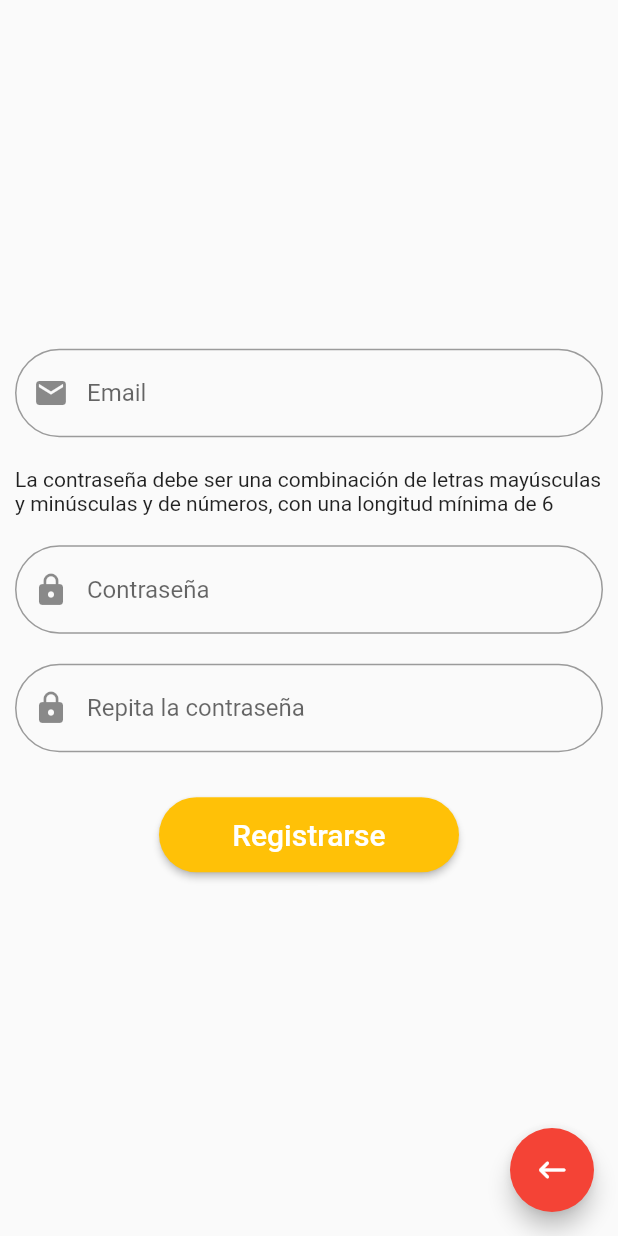
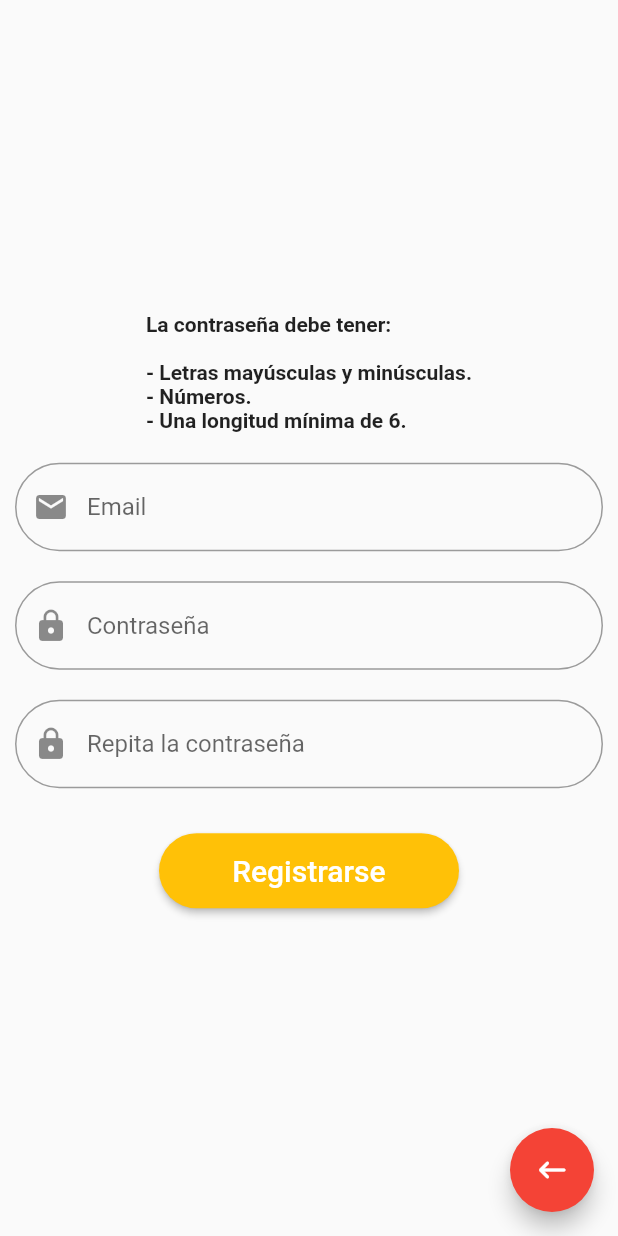
Before and after one commit to alvaromerinog/autobook, a Flutter app: the Register screen opened by its route, on a phone screen of 412 x 824 dp. Run offline on Flutter 3.47's test engine with Material 2 defaults, Android fonts, the phone set to English and light mode, and no system bars; our stand-ins replace flutter_spinkit; missing offline and left inert: amplify_api, amplify_auth_cognito, amplify_flutter.

Commit message:
Fix login & register bugs

```diff
--- a/lib/pages/register.dart
+++ b/lib/pages/register.dart
@@ -18,11 +18,8 @@ class _RegisterState extends State<Register> {
       caseSensitive: true,
       unicode: true);
   String password = '';
-  RegExp passwordRegExp = RegExp(
-      r"^(?=.*[0-9])(?=.*[a-z])(?=.*[A-Z]).{6,}$",
-      multiLine: true,
-      caseSensitive: true,
-      unicode: true);
+  RegExp passwordRegExp = RegExp(r"^(?=.*[0-9])(?=.*[a-z])(?=.*[A-Z]).{6,}$",
+      multiLine: true, caseSensitive: true, unicode: true);
 
   Future<String> onSignUp(email, password) async {
     try {
@@ -31,12 +28,19 @@ class _RegisterState extends State<Register> {
       await Amplify.Auth.signUp(
           username: email,
           password: password,
-          options: CognitoSignUpOptions(userAttributes: userAttributes));
-      Navigator.pushReplacementNamed(context, '/confirmEmail', arguments: arguments);
+options: CognitoSignUpOptions(userAttributes: userAttributes));
+      Navigator.pushReplacementNamed(context, '/confirmEmail',
+          arguments: arguments);
     } on UsernameExistsException {
-      ScaffoldMessenger.of(context).showSnackBar(SnackBar(content: Text('El email introducido ya existe. Pruebe otro email.'), backgroundColor: Colors.red,));
+      ScaffoldMessenger.of(context).showSnackBar(SnackBar(
+        content: Text('El email introducido ya existe. Pruebe otro email.'),
+        backgroundColor: Colors.red,
+      ));
     } on AuthException {
-      ScaffoldMessenger.of(context).showSnackBar(SnackBar(content: Text('Ha ocurrido un error. Vuelva a intentarlo.'), backgroundColor: Colors.red,));
+      ScaffoldMessenger.of(context).showSnackBar(SnackBar(
+        content: Text('Ha ocurrido un error. Vuelva a intentarlo.'),
+        backgroundColor: Colors.red,
+      ));
     }
   }
 
@@ -57,6 +61,17 @@ class _RegisterState extends State<Register> {
             crossAxisAlignment: CrossAxisAlignment.center,
             mainAxisAlignment: MainAxisAlignment.center,
             children: [
+               Container(
+                padding: EdgeInsets.symmetric(
+                  vertical: 10.0,
+                  horizontal: 10.0,
+                ),
+                child: Text(
+                  'La contraseña debe tener: \n\n- Letras mayúsculas y minúsculas.\n- Números.\n- Una longitud mínima de 6.',
+                  textAlign: TextAlign.justify,
+                  style: TextStyle(fontWeight: FontWeight.bold)
+                ),
+              ),
               Container(
                 padding: EdgeInsets.symmetric(
                   vertical: 10.0,
@@ -65,7 +80,8 @@ class _RegisterState extends State<Register> {
                 child: TextFormField(
                   decoration: InputDecoration(
                     prefixIcon: Icon(Icons.email),
-                    border: OutlineInputBorder(borderRadius: BorderRadius.all(Radius.circular(40))),
+                    border: OutlineInputBorder(
+                        borderRadius: BorderRadius.all(Radius.circular(40))),
                     hintText: 'Email',
                   ),
                   validator: (value) {
@@ -85,20 +101,12 @@ class _RegisterState extends State<Register> {
                   vertical: 10.0,
                   horizontal: 10.0,
                 ),
-                child: Text(
-                    'La contraseña debe ser una combinación de letras mayúsculas y minúsculas y de números, con una longitud mínima de 6'
-                ),
-              ),
-              Container(
-                padding: EdgeInsets.symmetric(
-                  vertical: 10.0,
-                  horizontal: 10.0,
-                ),
                 child: TextFormField(
                   obscureText: true,
                   decoration: InputDecoration(
                     prefixIcon: Icon(Icons.lock),
-                    border: OutlineInputBorder(borderRadius: BorderRadius.all(Radius.circular(40))),
+                    border: OutlineInputBorder(
+                        borderRadius: BorderRadius.all(Radius.circular(40))),
                     hintText: 'Contraseña',
                   ),
                   validator: (value) {
@@ -122,7 +130,8 @@ class _RegisterState extends State<Register> {
                   obscureText: true,
                   decoration: InputDecoration(
                     prefixIcon: Icon(Icons.lock),
-                    border: OutlineInputBorder(borderRadius: BorderRadius.all(Radius.circular(40))),
+                    border: OutlineInputBorder(
+                        borderRadius: BorderRadius.all(Radius.circular(40))),
                     hintText: 'Repita la contraseña',
                   ),
                   validator: (value) {
@@ -151,7 +160,7 @@ class _RegisterState extends State<Register> {
                   ),
                   onPressed: () {
                     if (_formKey.currentState.validate()) {
-                        onSignUp(email, password);
+                      onSignUp(email, password);
                     }
                   },
                 ),
```
Also changed, not shown: lib/pages/confirmEmail.dart (+40 -14 lines), lib/pages/loading.dart (+6 -5 lines), lib/pages/login.dart (+26 -19 lines).
